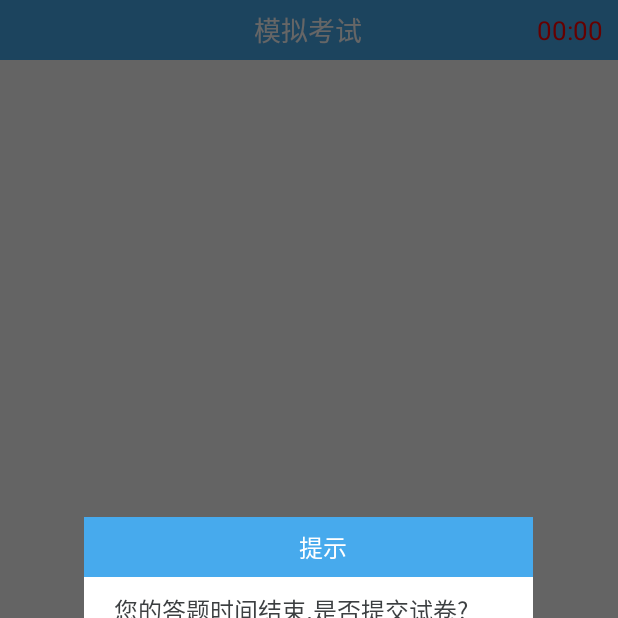
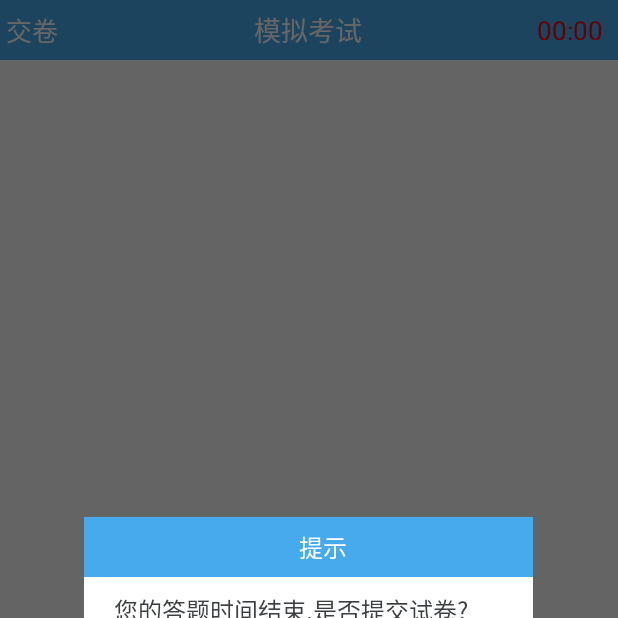
Before and after one commit to bxfla/withoutwork01, an Android app: the EducationMoNiActivity screen opened directly, with no data from a screen before it, on a phone screen of 412 x 824 dp, the top half of it. Run offline under Robolectric (Android 15) with nearby library versions, the light colour scheme and no system bars; our stand-ins replace ButterKnife; 2 statements that could not run were skipped.

Commit message:
withoutwork01

```diff
--- a/app/src/main/java/com/xb/powerplatform/education_and_training/activity/EducationMoNiActivity.java
+++ b/app/src/main/java/com/xb/powerplatform/education_and_training/activity/EducationMoNiActivity.java
@@ -12,7 +12,6 @@
 import android.view.KeyEvent;
 import android.view.View;
 import android.widget.Button;
-import android.widget.ImageView;
 import android.widget.LinearLayout;
 import android.widget.RelativeLayout;
 import android.widget.TextView;
@@ -23,9 +22,12 @@
 import com.xb.powerplatform.education_and_training.adapter.EducationMoNiAdapter;
 import com.xb.powerplatform.education_and_training.bean.assess;
 import com.xb.powerplatform.education_and_training.myview.VoteSubmitViewPager;
+import com.xb.powerplatform.utilsclass.base.AlertDialogCallBack;
 import com.xb.powerplatform.utilsclass.base.BaseActivity;
+import com.xb.powerplatform.utilsclass.myViews.Header;
 import com.xb.powerplatform.utilsclass.myViews.StatusBarUtils;
 import com.xb.powerplatform.utilsclass.myViews.ViewPagerScroller;
+import com.xb.powerplatform.utilsclass.utils.AlertDialogUtil;
 
 import java.lang.reflect.Field;
 import java.util.ArrayList;
@@ -41,8 +43,8 @@
 
     List<assess.BodyBean.ListBean> beanList = new ArrayList<assess.BodyBean.ListBean>();
     List<View> viewItems = new ArrayList<View>();
-    @Bind(R.id.left)
-    ImageView left;
+//    @Bind(R.id.left)
+//    ImageView left;
     @Bind(R.id.title)
     TextView title;
     @Bind(R.id.right)
@@ -64,6 +66,12 @@
     List<assess.BodyBean.RuleBean> listRb = new ArrayList<>();
     MyDatabaseHelper helper;
     SQLiteDatabase db;
+    @Bind(R.id.header)
+    Header header;
+    @Bind(R.id.left)
+    TextView left;
+    @Bind(R.id.activity_educationmo_ni)
+    LinearLayout activityEducationmoNi;
 
     //停止计时
     private Handler handlerStopTime = new Handler() {
@@ -151,24 +159,24 @@
     protected void onCreate(Bundle savedInstanceState) {
         super.onCreate(savedInstanceState);
         ButterKnife.bind(this);
-        helper= DbManager.getInstance(this);
+        helper = DbManager.getInstance(this);
         db = helper.getReadableDatabase();
         new StatusBarUtils().setWindowStatusBarColor(EducationMoNiActivity.this, R.color.color_bg_selected);
         Intent intent = getIntent();
         beanList = (List<assess.BodyBean.ListBean>) intent.getSerializableExtra("list");
-        String classId=intent.getStringExtra("classId");
-        int minute1= Integer.parseInt(intent.getStringExtra("erLength"));
-        minute=minute1;
+        String classId = intent.getStringExtra("classId");
+        int minute1 = Integer.parseInt(intent.getStringExtra("erLength"));
+        minute = minute1;
         title.setText(getResources().getString(R.string.moni_training));
         for (int i = 0; i < beanList.size(); i++) {
             viewItems.add(getLayoutInflater().inflate(
                     R.layout.vote_submit_viewpager_item, null));
         }
-        adapter = new EducationMoNiAdapter(EducationMoNiActivity.this, viewItems, beanList,classId);
+        adapter = new EducationMoNiAdapter(EducationMoNiActivity.this, viewItems, beanList, classId);
         voteSubmitViewpager.setAdapter(adapter);
         voteSubmitViewpager.getParent()
                 .requestDisallowInterceptTouchEvent(false);
-       // initViewPagerScroll();
+        // initViewPagerScroll();
     }
 
     @Override
@@ -186,14 +194,14 @@
 
     }
 
-    @OnClick(R.id.left)
-    public void onViewClicked() {
-        isPause = true;
-        showTimeOutDialog(true, "1");
-        Message msg = new Message();
-        msg.what = 0;
-        handlerStopTime.sendMessage(msg);
-    }
+//    @OnClick(R.id.left)
+//    public void onViewClicked() {
+//        isPause = true;
+//        showTimeOutDialog(true, "1");
+//        Message msg = new Message();
+//        msg.what = 0;
+//        handlerStopTime.sendMessage(msg);
+//    }
 
     /**
      * 设置ViewPager的滑动速度
@@ -360,4 +368,17 @@
     }
 
 
+    @OnClick(R.id.left)
+    public void onViewClicked() {
+        new AlertDialogUtil(this).showDialog(getResources().getString(R.string.sure_up_assess), new AlertDialogCallBack() {
+            @Override
+            public void confirm() {
+                adapter.upData();
+            }
+
+            @Override
+            public void cancel() {
+            }
+        });
+    }
 }
--- a/app/src/main/res/layout/activity_assessresult.xml
+++ b/app/src/main/res/layout/activity_assessresult.xml
@@ -9,12 +9,12 @@
     tools:context="com.xb.powerplatform.education_and_training.activity.AssessResultActivity">
 
     <com.xb.powerplatform.utilsclass.myViews.Header
-        android:visibility="gone"
         android:id="@+id/header"
         style="@style/Heander"
         app:header_title="@string/result">
     </com.xb.powerplatform.utilsclass.myViews.Header>
     <RelativeLayout
+        android:visibility="gone"
         android:background="@color/color_bg_selected"
         android:layout_width="match_parent"
         android:layout_height="40dp"
--- a/app/src/main/res/layout/activity_educationmo_ni.xml
+++ b/app/src/main/res/layout/activity_educationmo_ni.xml
@@ -23,7 +23,6 @@
         android:orientation="horizontal">
 
         <ImageView
-            android:id="@+id/left"
             android:visibility="gone"
             android:layout_width="wrap_content"
             android:layout_height="wrap_content"
@@ -31,6 +30,18 @@
             android:background="@drawable/icon_back"
             android:contentDescription="@string/app_name"
             android:layout_marginLeft="10dip" />
+        <TextView
+            android:id="@+id/left"
+            android:layout_width="80dp"
+            android:layout_height="match_parent"
+            android:gravity="center_vertical"
+            android:layout_alignParentLeft="true"
+            android:layout_centerVertical="true"
+            android:layout_marginLeft="4dp"
+            android:layout_marginRight="10dp"
+            android:textColor="@color/white"
+            android:text="@string/up_assess"
+            android:textSize="17sp" />
         <TextView
             android:id="@+id/title"
             android:layout_width="150dip"
--- a/app/src/main/res/layout/dialog_with_title.xml
+++ b/app/src/main/res/layout/dialog_with_title.xml
@@ -18,10 +18,10 @@
     <TextView
         android:gravity="center"
         android:id="@+id/content"
-        android:textSize="14sp"
+        android:textSize="16sp"
+        android:textColor="@color/xiaohei"
         android:layout_marginTop="13dp"
         android:lineSpacingMultiplier="1.3"
-        android:textColor="#a9a9a9"
         android:layout_width="match_parent"
         android:layout_height="wrap_content" />
 
--- a/app/src/main/res/values/strings.xml
+++ b/app/src/main/res/values/strings.xml
@@ -105,6 +105,8 @@
     <string name="impact_assessment">效果评价</string>
 
     <!--教育培训-->
+    <string name="up_assess">交卷</string>
+    <string name="sure_up_assess">确定交卷？</string>
     <string name="education_and_training">培训考试</string>
     <string name="moni_training">模拟考试</string>
     <string name="zaixian_stydy">在线学习</string>
```
Also changed, not shown: app/src/main/java/com/xb/powerplatform/education_and_training/activity/AssessResultActivity.java (+17 -3 lines), app/src/main/java/com/xb/powerplatform/education_and_training/activity/RegularAssessActivity.java (+50 -27 lines), app/src/main/res/layout/activity_regularassess.xml (+12 -1 lines).
